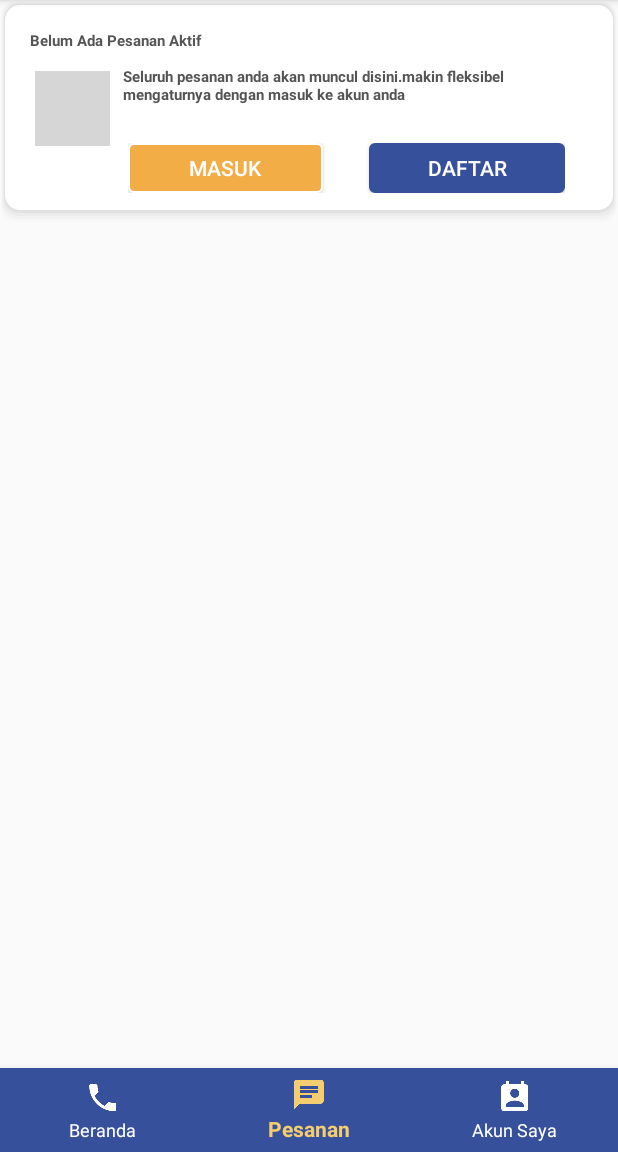
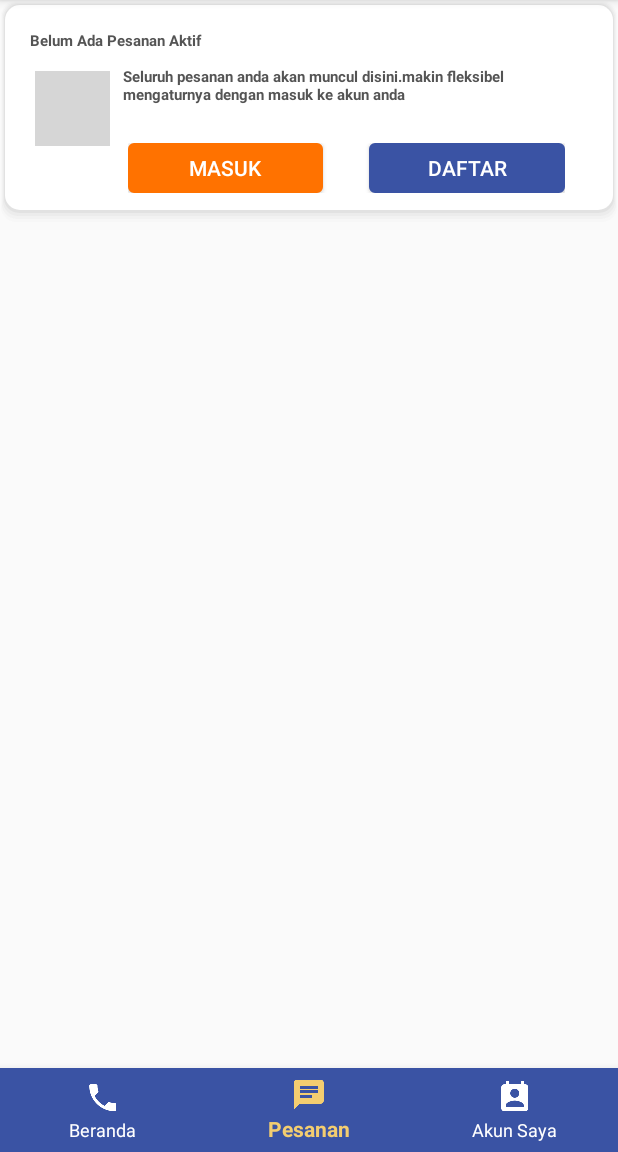
Before and after one commit to vileopratama/mybus-android, an Android app: the screen it shows after launch (MainActivity), item 2 of the bottom bar chosen, on a phone screen of 412 x 824 dp, the part 84-1236 px from its top. Run offline under Robolectric (Android 15) with nearby library versions, the phone set to English and light mode, and no system bars; libraries missing offline, so code that uses them is left out: com.daimajia.slider; 11 statements that could not run were skipped; grey boxes are pictures that could not be loaded.

Commit message:
update mybus

```diff
--- a/app/src/main/java/id/co/vileo/my_bus/Fragment/HomeFragment.java
+++ b/app/src/main/java/id/co/vileo/my_bus/Fragment/HomeFragment.java
@@ -1,6 +1,7 @@
 package id.co.vileo.my_bus.Fragment;
 
 import android.app.DatePickerDialog;
+import android.content.Intent;
 import android.os.Bundle;
 import android.support.annotation.Nullable;
 import android.support.v4.app.Fragment;
@@ -10,6 +11,7 @@ import android.util.Log;
 import android.view.LayoutInflater;
 import android.view.View;
 import android.view.ViewGroup;
+import android.widget.Button;
 import android.widget.DatePicker;
 import android.widget.EditText;
 import android.widget.Toast;
@@ -25,6 +27,7 @@ import java.util.Calendar;
 import java.util.HashMap;
 import java.util.Locale;
 
+import id.co.vileo.my_bus.BusTypeActivity;
 import id.co.vileo.my_bus.R;
 
 public class HomeFragment extends Fragment {
@@ -34,6 +37,7 @@ public class HomeFragment extends Fragment {
     EditText editTextDateDeparture;
     private DatePickerDialog dateDepartureDialog;
     private SimpleDateFormat dateFormatter;
+
 
     @Override
     public void onCreate(@Nullable Bundle savedInstanceState) {
@@ -48,6 +52,7 @@ public class HomeFragment extends Fragment {
         View view = inflater.inflate(R.layout.fragment_home, container, false);
         dateFormatter = new SimpleDateFormat("dd/MM/yyyy", Locale.US);
         findViewById(view);
+        searchButton(view);
         return view;
     }
 
@@ -127,6 +132,17 @@ public class HomeFragment extends Fragment {
 
     }
 
+    private void searchButton(View view) {
+        final Button btnSearch = (Button) view.findViewById(R.id.btn_search);
+        btnSearch.setOnClickListener(new View.OnClickListener() {
+            @Override
+            public void onClick(View v) {
+                Intent intent = new Intent(getActivity(), BusTypeActivity.class);
+                getActivity().startActivity(intent);
+            }
+        });
+    }
+
     @Override
     public void onStop() {
         sliderShow.stopAutoCycle();
--- a/app/src/main/res/drawable-hdpi/btn_default.xml
+++ b/app/src/main/res/drawable-hdpi/btn_default.xml
@@ -3,21 +3,21 @@
     <item android:state_pressed="true" >
         <shape android:shape="rectangle"  >
             <corners android:radius="3dip" />
-            <stroke android:width="1dip" android:color="@color/colorPrimaryLight" />
-            <solid android:color="@color/colorDefault"/>
+            <stroke android:width="1dip" android:color="@color/colorDefaultDark" />
+            <solid android:color="@color/colorDefaultDark"/>
         </shape>
     </item>
     <item android:state_focused="true">
         <shape android:shape="rectangle"  >
             <corners android:radius="3dip" />
-            <stroke android:width="1dip" android:color="@color/colorPrimaryLight" />
-            <solid android:color="@color/colorDefault"/>
+            <stroke android:width="1dip" android:color="@color/colorDefaultDark" />
+            <solid android:color="@color/colorDefaultDark"/>
         </shape>
     </item>
     <item >
         <shape android:shape="rectangle"  >
             <corners android:radius="3dip" />
-            <stroke android:width="1dip" android:color="@color/colorPrimaryLight" />
+            <stroke android:width="1dip" android:color="@color/colorDefault" />
             <solid android:color="@color/colorDefault"/>
         </shape>
     </item>
--- a/app/src/main/res/layout/fragment_home.xml
+++ b/app/src/main/res/layout/fragment_home.xml
@@ -198,7 +198,7 @@
                             android:background="@color/colorGray"/>
 
                         <Button
-                            android:id="@+id/button1"
+                            android:id="@+id/btn_search"
                             android:layout_marginTop="10dp"
                             android:layout_marginLeft="10dp"
                             android:layout_marginRight="10dp"
--- a/app/src/main/res/values/colors.xml
+++ b/app/src/main/res/values/colors.xml
@@ -3,8 +3,10 @@
     <color name="button_pressed">#ff8a00</color>
     <color name="button_focused">#ff8a00</color>
     <color name="button_default">#1c76bb</color>
-    <color name="colorDefault">#F3AD46</color>
-    <color name="colorPrimary">#37509B</color>
+    <color name="colorDefault">#FF7200</color>
+    <color name="colorDefaultDark">#9c5319</color>
+    <color name="colorPrimary">#3A53A4</color>
+    <color name="colorPrimary2">#37509B</color>
     <color name="colorGray">#d7d7d7</color>
     <color name="colorLightGray">#fafafa</color>
     <color name="colorPrimaryDark">#289C2B</color>
--- /dev/null
+++ b/app/src/main/res/values/dimens.xml
@@ -0,0 +1,3 @@
+<resources>
+    <dimen name="fab_margin">16dp</dimen>
+</resources>
--- a/app/src/main/res/values/strings.xml
+++ b/app/src/main/res/values/strings.xml
@@ -21,4 +21,5 @@
     <string name="search_bus">Cari Bus</string>
     <string name="sign_up">Daftar</string>
     <string name="total_days">Total Hari</string>
+    <string name="title_activity_bus_type">Bus Type Activity</string>
 </resources>
--- a/app/src/main/res/values/styles.xml
+++ b/app/src/main/res/values/styles.xml
@@ -8,7 +8,14 @@
         <item name="colorAccent">@color/colorPrimary</item>
         <item name="actionMenuTextColor">@color/colorWhite</item>
     </style>
+
     <style name="AppTheme.AppBarOverlay" parent="ThemeOverlay.AppCompat.Dark.ActionBar" />
+
     <style name="AppTheme.PopupOverlay" parent="ThemeOverlay.AppCompat.Light" />
 
+    <style name="AppTheme.NoActionBar">
+        <item name="windowActionBar">false</item>
+        <item name="windowNoTitle">true</item>
+    </style>
+
 </resources>
--- a/build.gradle
+++ b/build.gradle
@@ -5,7 +5,7 @@ buildscript {
         jcenter()
     }
     dependencies {
-        classpath 'com.android.tools.build:gradle:2.3.0'
+        classpath 'com.android.tools.build:gradle:2.3.1'
 
         // NOTE: Do not place your application dependencies here; they belong
         // in the individual module build.gradle files
```
Also changed, not shown: app/src/main/AndroidManifest.xml (+8 -4 lines), app/src/main/java/id/co/vileo/my_bus/BusTypeActivity.java (added, +43 -0 lines), app/src/main/res/layout/activity_bus_type.xml (added, +33 -0 lines), app/src/main/res/layout/content_bus_type.xml (added, +11 -0 lines), app/src/main/res/layout/test.xml (added, +64 -0 lines).
